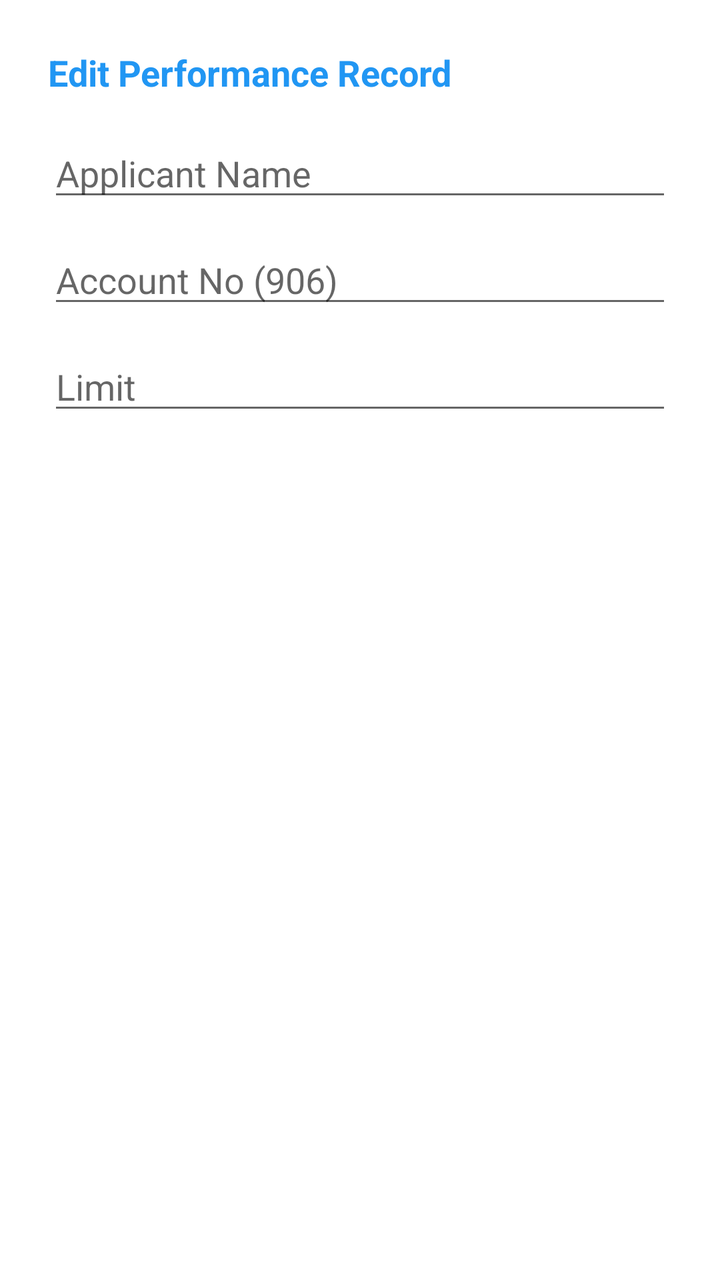
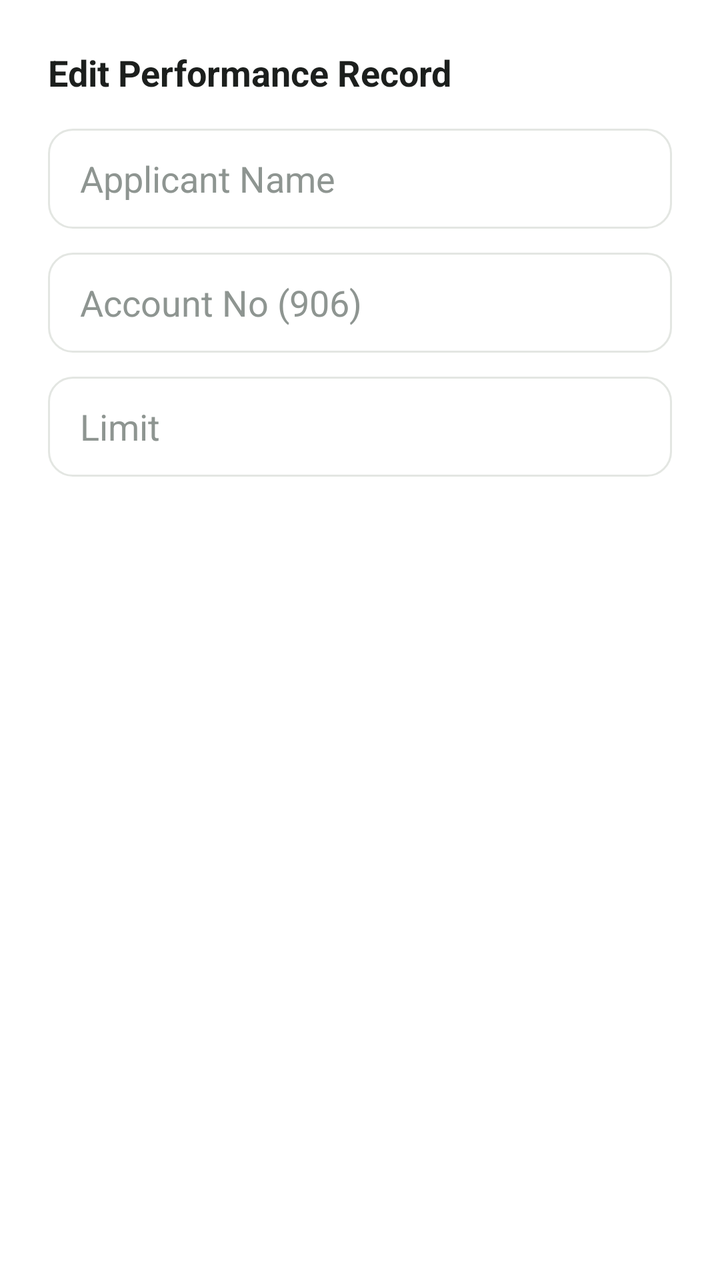

The first picture is an Android layout as it rendered before a commit; the second is the same layout after the commit. The layout source and the unified diff follow.
<!-- AndroidManifest.xml: application theme Theme.PerformanceTracker -->
<!-- res/layout/dialog_edit_report.xml -->
<?xml version="1.0" encoding="utf-8"?>
<LinearLayout
     xmlns:android="http://schemas.android.com/apk/res/android"
     android:layout_height="wrap_content"
     android:layout_width="match_parent"
     android:padding="24dp"
     android:orientation="vertical">

    <TextView
         android:layout_height="wrap_content"
         android:layout_width="match_parent"
         android:layout_marginBottom="16dp"
         android:textSize="18sp"
         android:textColor="#2196F3"
         android:text="Edit Performance Record"
         android:textStyle="bold" />

    <EditText
         android:layout_height="wrap_content"
         android:layout_width="match_parent"
         android:layout_marginBottom="12dp"
         android:hint="Applicant Name"
         android:inputType="textPersonName"
         android:id="@+id/etEditApplicant" />

    <EditText
         android:layout_height="wrap_content"
         android:layout_width="match_parent"
         android:layout_marginBottom="12dp"
         android:hint="Account No (906)"
         android:inputType="number"
         android:id="@+id/etEditAccount" />

    <EditText
         android:layout_height="wrap_content"
         android:layout_width="match_parent"
         android:hint="Limit"
         android:inputType="number"
         android:id="@+id/etEditLimit" />

</LinearLayout>
<!-- resources referenced by this layout -->
<resources>
  <style name="Theme.PerformanceTracker" parent="Theme.MaterialComponents.DayNight.NoActionBar">
          <item name="colorPrimary">#2196F3</item>
          <item name="colorPrimaryVariant">#1976D2</item>
          <item name="colorOnPrimary">#FFFFFF</item>
          <item name="android:statusBarColor">#1976D2</item>
      </style>
</resources>

<!-- the commit's change to res/layout/dialog_edit_report.xml (unified diff, before → after) -->
@@ -3,6 +3,7 @@
      xmlns:android="http://schemas.android.com/apk/res/android"
      android:layout_height="wrap_content"
      android:layout_width="match_parent"
+     android:background="@color/surface"
      android:padding="24dp"
      android:orientation="vertical">
 
@@ -11,29 +12,41 @@
          android:layout_width="match_parent"
          android:layout_marginBottom="16dp"
          android:textSize="18sp"
-         android:textColor="#2196F3"
+         android:textColor="@color/text_primary"
          android:text="Edit Performance Record"
          android:textStyle="bold" />
 
     <EditText
-         android:layout_height="wrap_content"
+         android:layout_height="50dp"
          android:layout_width="match_parent"
          android:layout_marginBottom="12dp"
+         android:background="@drawable/bg_edittext_simple"
+         android:paddingHorizontal="16dp"
+         android:textColor="@color/text_primary"
+         android:textColorHint="@color/text_muted"
          android:hint="Applicant Name"
          android:inputType="textPersonName"
          android:id="@+id/etEditApplicant" />
 
     <EditText
-         android:layout_height="wrap_content"
+         android:layout_height="50dp"
          android:layout_width="match_parent"
          android:layout_marginBottom="12dp"
+         android:background="@drawable/bg_edittext_simple"
+         android:paddingHorizontal="16dp"
+         android:textColor="@color/text_primary"
+         android:textColorHint="@color/text_muted"
          android:hint="Account No (906)"
          android:inputType="number"
          android:id="@+id/etEditAccount" />
 
     <EditText
-         android:layout_height="wrap_content"
+         android:layout_height="50dp"
          android:layout_width="match_parent"
+         android:background="@drawable/bg_edittext_simple"
+         android:paddingHorizontal="16dp"
+         android:textColor="@color/text_primary"
+         android:textColorHint="@color/text_muted"
          android:hint="Limit"
          android:inputType="number"
          android:id="@+id/etEditLimit" />
<!-- resource entries referenced after the edit -->
@@ -1,10 +1,57 @@
 <!-- resources referenced by this layout -->
 <resources>
-  <style name="Theme.PerformanceTracker" parent="Theme.MaterialComponents.DayNight.NoActionBar">
-          <item name="colorPrimary">#2196F3</item>
-          <item name="colorPrimaryVariant">#1976D2</item>
-          <item name="colorOnPrimary">#FFFFFF</item>
-          <item name="android:statusBarColor">#1976D2</item>
+  <color name="surface">#FFFFFF</color>
+  <color name="text_muted">#8E9591</color>
+  <color name="text_primary">#1C1F1D</color>
+  <!-- drawable bg_edittext_simple (drawable) -->
+  <?xml version="1.0" encoding="utf-8"?>
+  <shape xmlns:android="http://schemas.android.com/apk/res/android">
+      <solid android:color="@color/surface" />
+      <stroke
+          android:width="1dp"
+          android:color="@color/card_stroke" />
+      <corners android:radius="12dp" />
+      <padding
+          android:left="12dp"
+          android:right="12dp"
+          android:top="10dp"
+          android:bottom="10dp" />
+  </shape>
+  <style name="Theme.PerformanceTracker" parent="Theme.MaterialComponents.Light.NoActionBar">
+          <item name="colorPrimary">@color/primary</item>
+          <item name="colorPrimaryVariant">@color/primary_dark</item>
+          <item name="colorOnPrimary">@color/white</item>
+          <item name="android:statusBarColor">@color/background</item>
+          <item name="android:windowLightStatusBar">true</item>
+          <item name="android:windowBackground">@color/background</item>
+          <item name="colorSecondary">@color/secondary</item>
+          <item name="colorSurface">@color/surface</item>
+          <item name="colorOnSurface">@color/text_primary</item>
+          <item name="colorControlNormal">@color/input_stroke_unfocused</item>
+          <item name="colorControlActivated">@color/primary</item>
+          <item name="android:textColorHint">@color/text_secondary</item>
+          <item name="textInputStyle">@style/CustomOutlinedBox</item>
       </style>
+  <color name="card_stroke">#E3E6E2</color>
+  <color name="primary">#1E5A44</color>
+  <color name="primary_dark">#154333</color>
+  <color name="white">#FFFFFF</color>
+  <color name="background">#F3F4F1</color>
+  <color name="secondary">#256650</color>
+  <color name="input_stroke_unfocused">#B4BEB8</color>
+  <color name="text_secondary">#6E7571</color>
+  <style name="CustomOutlinedBox" parent="Widget.MaterialComponents.TextInputLayout.OutlinedBox">
+          <item name="boxStrokeColor">@color/box_stroke_selector</item>
+          <item name="boxStrokeWidth">1.5dp</item>
+          <item name="boxStrokeWidthFocused">2dp</item>
+          <item name="boxBackgroundColor">@color/input_background</item>
+          <item name="hintTextColor">@color/primary</item>
+          <item name="android:textColorHint">@color/text_secondary</item>
+          <item name="boxCornerRadiusTopStart">12dp</item>
+          <item name="boxCornerRadiusTopEnd">12dp</item>
+          <item name="boxCornerRadiusBottomStart">12dp</item>
+          <item name="boxCornerRadiusBottomEnd">12dp</item>
+      </style>
+  <color name="input_background">#F7FAF8</color>
 </resources>
 
